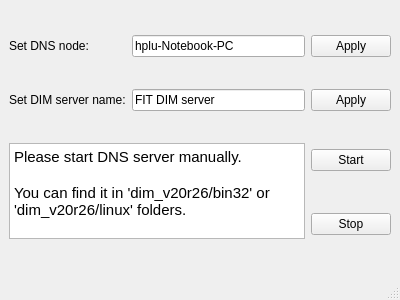
Above: MyDimServer_qt/MyDimServer/mainwindow.ui from OK2100/DIM before the change. Below: the same form after it.
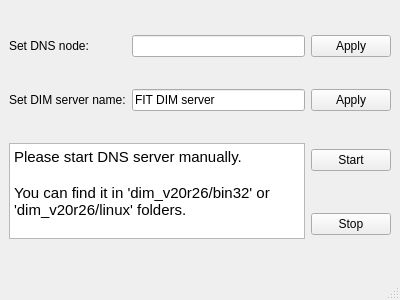
That is the form after the change.

Diff of the .ui file:
```diff
--- a/MyDimServer_qt/MyDimServer/mainwindow.ui
+++ b/MyDimServer_qt/MyDimServer/mainwindow.ui
@@ -59,7 +59,7 @@
       <item row="0" column="1">
        <widget class="QLineEdit" name="lineEdit">
         <property name="text">
-         <string>hplu-Notebook-PC</string>
+         <string/>
         </property>
        </widget>
       </item>
```
Left out of the diff: 4 changed lines with no effect on the pictures.
